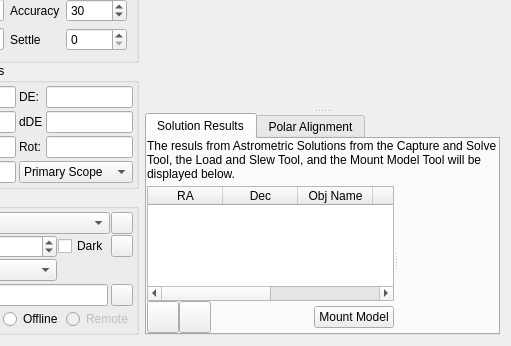
Old version of the form kstars/ekos/align/align.ui in the repository KDE/kstars; both pictures show x 118 to 629 and y 142 to 488 of the 629 by 488 pixel window.
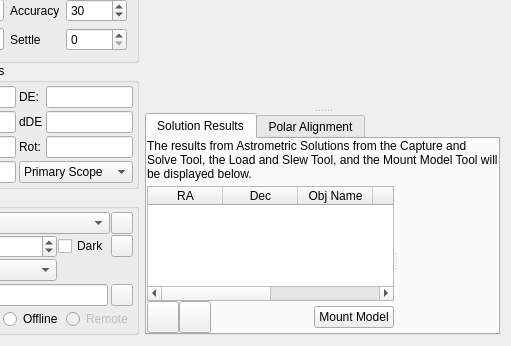
New version of the form. Custom widgets are drawn as their Qt base class.

Diff of the .ui file:
```diff
--- a/kstars/ekos/align/align.ui
+++ b/kstars/ekos/align/align.ui
@@ -766,7 +766,7 @@
              </sizepolicy>
             </property>
             <property name="text">
-             <string>&lt;html&gt;&lt;head/&gt;&lt;body&gt;&lt;p&gt;The resuls from Astrometric Solutions from the Capture and Solve Tool, the Load and Slew Tool, and the Mount Model Tool will be displayed below.&lt;/p&gt;&lt;/body&gt;&lt;/html&gt;</string>
+             <string>&lt;html&gt;&lt;head/&gt;&lt;body&gt;&lt;p&gt;The results from Astrometric Solutions from the Capture and Solve Tool, the Load and Slew Tool, and the Mount Model Tool will be displayed below.&lt;/p&gt;&lt;/body&gt;&lt;/html&gt;</string>
             </property>
             <property name="wordWrap">
              <bool>true</bool>
```
